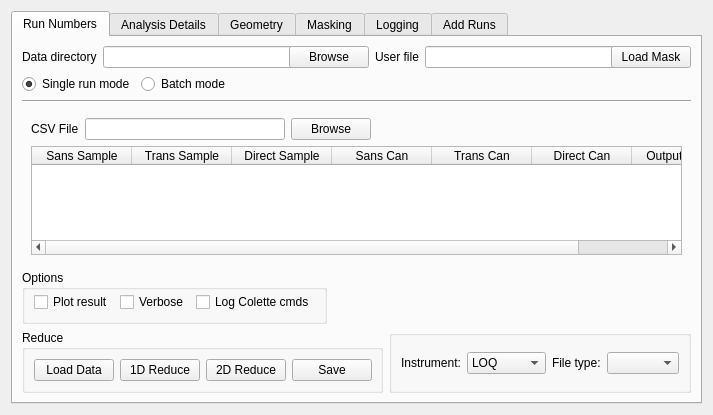
The window that Code/qtiplot/MantidQt/CustomInterfaces/inc/SANSRunWindow.ui (mantidproject/mantid) describes before a commit, drawn with Qt 5.
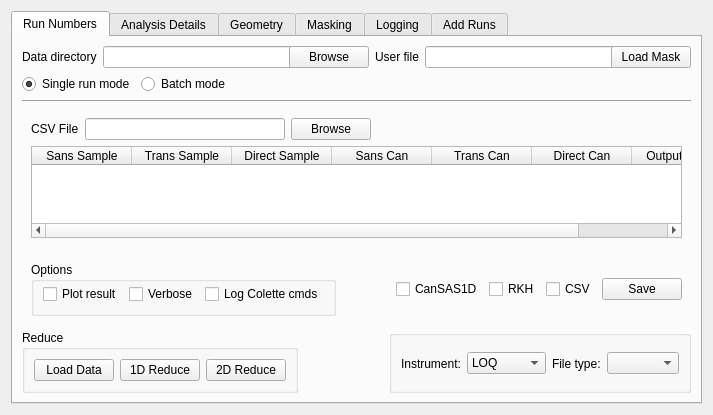
The same window after the commit.

Commit message: Tests and corrections for the Add Files widget and its Python re #1261

The edit to the form file:
```diff
--- a/Code/qtiplot/MantidQt/CustomInterfaces/inc/SANSRunWindow.ui
+++ b/Code/qtiplot/MantidQt/CustomInterfaces/inc/SANSRunWindow.ui
@@ -929,6 +929,18 @@
        </item>
        <item>
         <layout class="QHBoxLayout" name="horizontalLayout_10" >
+         <property name="leftMargin" >
+          <number>9</number>
+         </property>
+         <property name="topMargin" >
+          <number>9</number>
+         </property>
+         <property name="rightMargin" >
+          <number>9</number>
+         </property>
+         <property name="bottomMargin" >
+          <number>8</number>
+         </property>
          <item>
           <widget class="QGroupBox" name="groupBox_4" >
            <property name="title" >
@@ -975,6 +987,34 @@
            </property>
           </spacer>
          </item>
+         <item>
+          <widget class="QCheckBox" name="checkBox" >
+           <property name="text" >
+            <string>CanSAS1D</string>
+           </property>
+          </widget>
+         </item>
+         <item>
+          <widget class="QCheckBox" name="checkBox_2" >
+           <property name="text" >
+            <string>RKH</string>
+           </property>
+          </widget>
+         </item>
+         <item>
+          <widget class="QCheckBox" name="checkBox_3" >
+           <property name="text" >
+            <string>CSV</string>
+           </property>
+          </widget>
+         </item>
+         <item>
+          <widget class="QPushButton" name="saveBtn" >
+           <property name="text" >
+            <string>Save</string>
+           </property>
+          </widget>
+         </item>
         </layout>
        </item>
        <item>
@@ -1028,13 +1068,6 @@
               </property>
              </widget>
             </item>
-            <item row="0" column="4" >
-             <widget class="QPushButton" name="saveBtn" >
-              <property name="text" >
-               <string>Save</string>
-              </property>
-             </widget>
-            </item>
            </layout>
           </widget>
          </item>
@@ -1060,6 +1093,9 @@
             <bool>false</bool>
            </property>
            <layout class="QHBoxLayout" name="horizontalLayout_16" >
+            <property name="bottomMargin" >
+             <number>8</number>
+            </property>
             <item>
              <widget class="QLabel" name="label_34" >
               <property name="text" >
```
Left out of the diff: 125 changed lines with no effect on the pictures. The commit also changes 3 other files.
